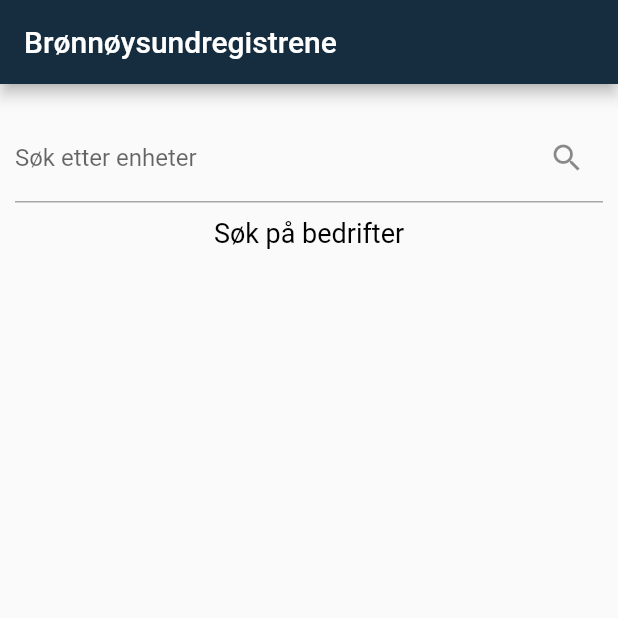
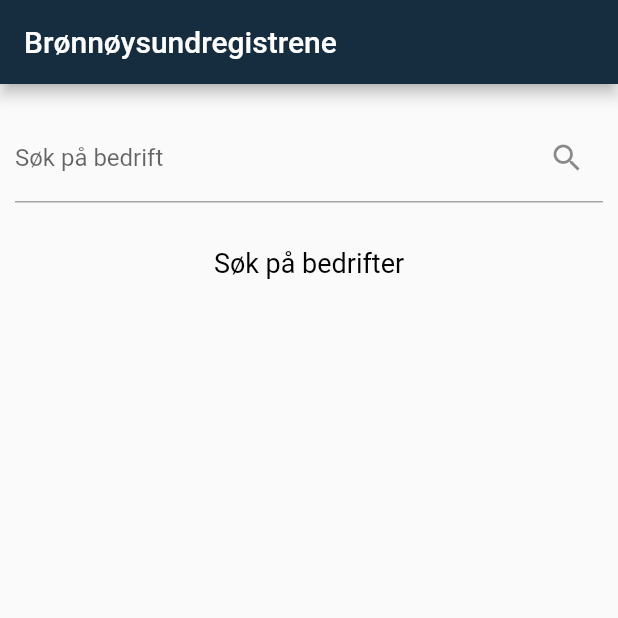
Before and after one commit to norasiv/SearchRegister, a Flutter app: the screen it shows after launch, on a phone screen of 412 x 824 dp, the top half of it. Run offline on Flutter 3.47's test engine with Material 2 defaults, Android fonts, the phone set to English and light mode, and no system bars.

```diff
--- a/lib/views/details_page.dart
+++ b/lib/views/details_page.dart
@@ -20,6 +20,7 @@ class _DetailsPageState extends State<DetailsPage> {
     companyDetails = fetchData();
   }
 
+  //Fetches details from new API with companyNumber from home_page
   Future<CompanyDetails?> fetchData() async {
     try {
       final details = await DataFetcher.fetchData<CompanyDetails>(
@@ -142,7 +143,7 @@ class _DetailsPageState extends State<DetailsPage> {
                 ],
               );
             } else {
-              return const Text('No data available.');
+              return const Text('Fant ingen data.');
             }
           },
         ),
--- a/lib/views/home_page.dart
+++ b/lib/views/home_page.dart
@@ -14,23 +14,23 @@ class _HomePageState extends State<HomePage> {
   List<EntityData> entities = [];
   String searchQuery = '';
   bool isLoading = false;
+  bool searchPerformed = false;
 
   @override
   void initState() {
     super.initState();
   }
 
+  //Fetches data with DataFetcher-class using searchQuery
   Future<void> fetchData() async {
     try {
       setState(() {
         isLoading = true;
       });
-
       final entity = await DataFetcher.fetchData<Entity>(
         'https://data.brreg.no/enhetsregisteret/api/enheter?navn=$searchQuery',
             (json) => Entity.fromJson(json),
       );
-
       setState(() {
         entities = entity.entities;
         isLoading = false;
@@ -39,16 +39,19 @@ class _HomePageState extends State<HomePage> {
       print("Error: $e");
       setState(() {
         isLoading = false;
+        entities.clear();
       });
     }
   }
 
+
   void _navigateToDetails(EntityData entity) {
     Navigator.of(context).push(
       MaterialPageRoute(
-        builder: (context) => DetailsPage(
-          companyNumber: entity.number,
-        ),
+        builder: (context) =>
+            DetailsPage(
+              companyNumber: entity.number,
+            ),
       ),
     );
   }
@@ -71,24 +74,30 @@ class _HomePageState extends State<HomePage> {
               onChanged: (value) {
                 setState(() {
                   searchQuery = value;
+                  if (searchQuery.isEmpty) {
+                    entities.clear(); // Clear the entities list when searchQuery is empty
+                    searchPerformed = false;
+                  }
                 });
               },
               onSubmitted: (value) {
                 // Fetch when user hits enter
+                searchPerformed = true;
                 fetchData();
               },
               decoration: InputDecoration(
-                labelText: 'Søk etter enheter',
+                labelText: 'Søk på bedrift',
                 suffixIcon: IconButton(
                   icon: Icon(Icons.search),
                   onPressed: () {
+                    searchPerformed = true;
                     fetchData();
                   },
                 ),
               ),
             ),
             const SizedBox(
-              height: 10.0,
+              height: 30.0,
             ),
             isLoading
                 ? const Center(
@@ -96,9 +105,18 @@ class _HomePageState extends State<HomePage> {
             )
                 : searchQuery.isEmpty
                 ? const Center(
+
               child: Text(
                 'Søk på bedrifter',
                 style: TextStyle(fontSize: 18.0, color: Colors.black),
+              ),
+            )
+                : searchPerformed && entities.isEmpty
+        ? const Center(
+              child: Text(
+                'Ingen resultater',
+                style:
+                TextStyle(fontSize: 18.0, color: Colors.black),
               ),
             )
                 : Expanded(
```
